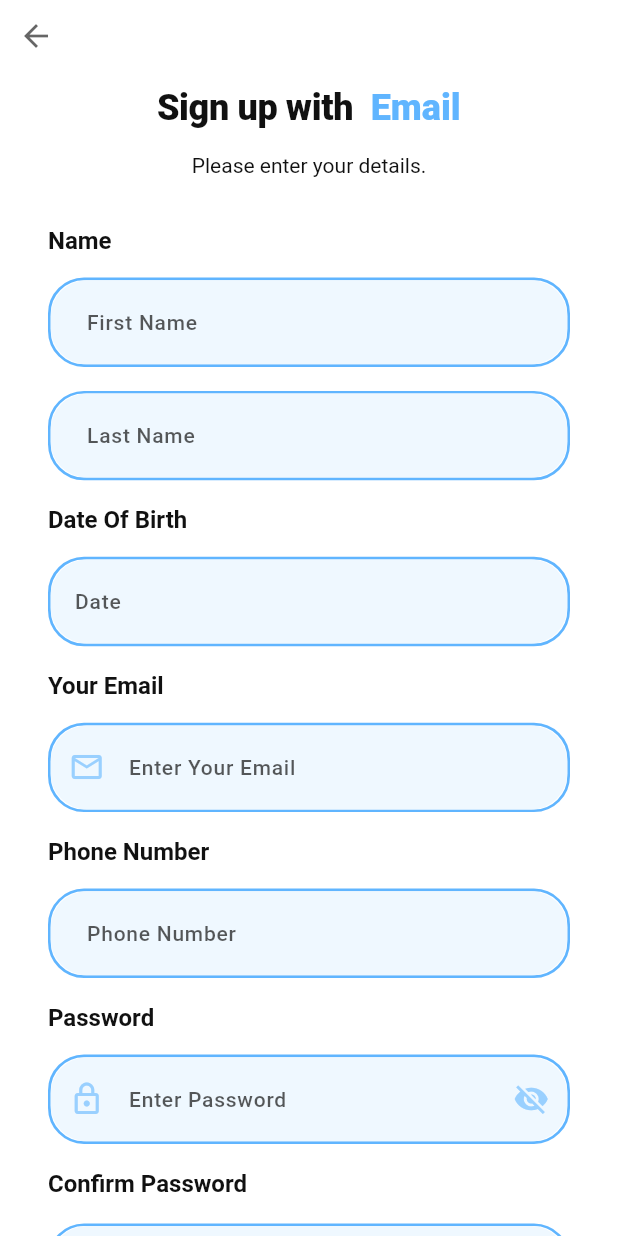
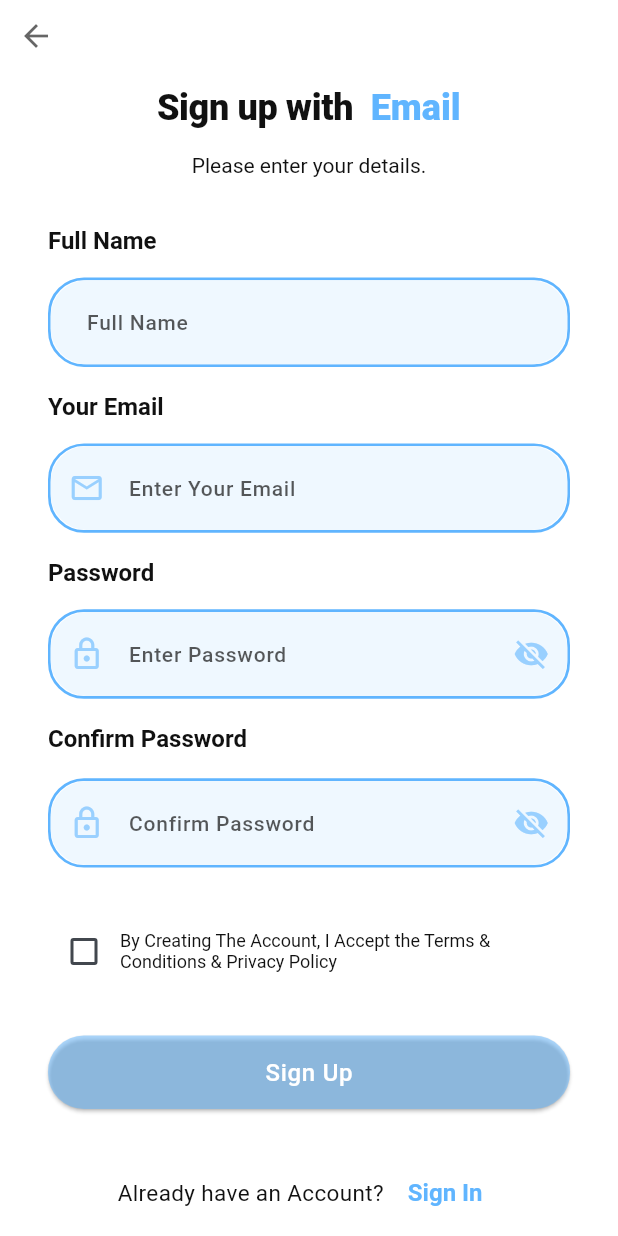
Before and after one commit to shahriartoky0/developer_look_project, a Flutter app: the screen it shows after launch, after a tap on "Sign Up", on a phone screen of 412 x 824 dp. Run offline on Flutter 3.47's test engine with Material 3 defaults, Android fonts, the phone set to English and light mode, and no system bars; our stand-ins replace flutter_svg, get, supabase_flutter; accounts and stored records are empty; Roboto replaces fonts that are missing (quicksand).

Commit message:
UI: setting up

```diff
--- a/lib/utilities/app_strings.dart
+++ b/lib/utilities/app_strings.dart
@@ -24,15 +24,14 @@ class AppString {
   static const String firstName = 'First Name';
   static const String lastName = 'Last Name';
   static const String name = 'Name';
-  static const String dateOfBirth = 'Date Of Birth';
-  static const String date = 'Date';
+  static const String fullName = 'Full Name';
+
 
   static const String enterUserName = 'Enter Username';
 
   static const String phoneNumber = 'Phone Number';
 
-  static const String phoneNumberHintText = '(+44) 20 12345629';
-  static const String confirmPassword = 'Confirm Password';
+   static const String confirmPassword = 'Confirm Password';
   static const String byCreatingAnAccountIAcceptTheTermsConditions =
       'By Creating The Account, I Accept the Terms & Conditions & Privacy Policy ';
   static const String alreadyHaveAnAccount = 'Already have an Account? ';
--- a/lib/views/base/components/reusable_date_picker_field.dart
+++ /dev/null
@@ -1,92 +0,0 @@
-import 'package:flutter/material.dart';
-
-class ReusableDatePickerField extends StatefulWidget {
-  final String hintText;
-  final TextEditingController? controller;
-  final FormFieldValidator<String>? validator;
-  final DateTime? initialDate;
-  final DateTime? firstDate;
-  final DateTime? lastDate;
-  final Color? color;
-
-  const ReusableDatePickerField({
-    Key? key,
-    required this.hintText,
-    this.controller,
-    this.validator,
-    this.initialDate,
-    this.firstDate,
-    this.lastDate,
-    this.color = Colors.white,
-  }) : super(key: key);
-
-  @override
-  _ReusableDatePickerFieldState createState() =>
-      _ReusableDatePickerFieldState();
-}
-
-class _ReusableDatePickerFieldState extends State<ReusableDatePickerField> {
-  late TextEditingController _controller;
-
-  @override
-  void initState() {
-    super.initState();
-    // Use provided controller or create a new one.
-    _controller = widget.controller ?? TextEditingController();
-  }
-
-  @override
-  void dispose() {
-    // Dispose only if we created it.
-    if (widget.controller == null) {
-      _controller.dispose();
-    }
-    super.dispose();
-  }
-
-  Future<void> _selectDate() async {
-    DateTime now = DateTime.now();
-    final DateTime initial = widget.initialDate ?? now;
-    final DateTime first = widget.firstDate ?? DateTime(1900);
-    final DateTime last = widget.lastDate ?? DateTime(2100);
-
-    final DateTime? pickedDate = await showDatePicker(
-      context: context,
-      initialDate: initial,
-      firstDate: first,
-      lastDate: last,
-    );
-
-    if (pickedDate != null) {
-      // Format the date as DD-MM-YYYY.
-      final String formattedDate =
-          "${pickedDate.day.toString().padLeft(2, '0')}-${pickedDate.month.toString().padLeft(2, '0')}-${pickedDate.year}";
-      setState(() {
-        _controller.text = formattedDate;
-      });
-    }
-  }
-
-  @override
-  Widget build(BuildContext context) {
-    return Container(
-      decoration: BoxDecoration(
-        color: widget.color,
-        borderRadius: BorderRadius.circular(24),
-      ),
-      child: GestureDetector(
-        onTap: _selectDate,
-        child: AbsorbPointer(
-          child: TextFormField(
-            controller: _controller,
-            validator: widget.validator,
-            decoration: InputDecoration(
-              hintText: widget.hintText,
-              border: InputBorder.none,
-            ),
-          ),
-        ),
-      ),
-    );
-  }
-}
--- a/lib/views/screens/auth/sign_in_page.dart
+++ b/lib/views/screens/auth/sign_in_page.dart
@@ -7,7 +7,6 @@ import '../../base/components/custom_text.dart';
 import '../../base/components/custom_text_field.dart';
 import '../../base/components/primary_button.dart';
 import '../../base/widgets/app_custom_textfield.dart';
-import 'forgot_password_page.dart';
 
 class SignInPage extends StatefulWidget {
   const SignInPage({super.key});
@@ -96,25 +95,8 @@ class _SignInPageState extends State<SignInPage> {
                     ),
                   ),
 
-                  const SizedBox(height: 16),
-                  Row(
-                    mainAxisAlignment: MainAxisAlignment.end,
-                    children: <Widget>[
-                      TextButton(
-                        onPressed: () {
-                          Get.to(const ForgotPasswordScreen());
-                        },
-                        child: Text(
-                          AppString.forgotPassword,
-                          style: Theme.of(
-                            context,
-                          ).textTheme.displayMedium?.copyWith(color: AppColors.black),
-                          textAlign: TextAlign.end,
-                        ),
-                      ),
-                    ],
-                  ),
-                  const SizedBox(height: 16),
+
+                  const SizedBox(height: 48),
 
                   PrimaryButton(
                     buttonText: AppString.signIn,
--- a/lib/views/screens/auth/sign_up_page.dart
+++ b/lib/views/screens/auth/sign_up_page.dart
@@ -7,7 +7,6 @@ import '../../../utilities/app_colors.dart';
 import '../../../utilities/app_strings.dart';
 import '../../base/components/custom_text.dart';
 import '../../base/components/custom_text_field.dart';
-import '../../base/components/reusable_date_picker_field.dart';
 import '../../base/widgets/app_custom_textfield.dart';
 import '../../base/widgets/custom_appbar.dart';
 
@@ -20,12 +19,10 @@ class SignUpPage extends StatefulWidget {
 
 class _SignUpPageState extends State<SignUpPage> {
   final TextEditingController _firstNameTEController = TextEditingController();
-  final TextEditingController _lastNameTEController = TextEditingController();
-  final TextEditingController _dateTEController = TextEditingController();
   final TextEditingController _emailTEController = TextEditingController();
-  final TextEditingController _phoneTEController = TextEditingController();
   final TextEditingController _passwordTEController = TextEditingController();
-  final TextEditingController _confirmPasswordTEController = TextEditingController();
+  final TextEditingController _confirmPasswordTEController =
+      TextEditingController();
   final GlobalKey<FormState> _formKey = GlobalKey<FormState>();
 
   bool _isChecked = false;
@@ -59,19 +56,21 @@ class _SignUpPageState extends State<SignUpPage> {
                       Center(
                         child: Text(
                           'Please enter your details.',
-                          style: Theme.of(
-                            context,
-                          ).textTheme.displayMedium?.copyWith(color: AppColors.black),
+                          style: Theme.of(context).textTheme.displayMedium
+                              ?.copyWith(color: AppColors.black),
                           maxLines: 1,
                           overflow: TextOverflow.ellipsis,
                         ),
                       ),
                       const SizedBox(height: 32),
-                      Text(AppString.name, style: Theme.of(context).textTheme.headlineMedium),
+                      Text(
+                        AppString.fullName,
+                        style: Theme.of(context).textTheme.headlineMedium,
+                      ),
                       const SizedBox(height: 14),
                       AppCustomContainerField(
                         containerChild: MyTextFormFieldWithIcon(
-                          formHintText: AppString.firstName,
+                          formHintText: AppString.fullName,
 
                           controller: _firstNameTEController,
                           validator: (String? value) {
@@ -83,51 +82,19 @@ class _SignUpPageState extends State<SignUpPage> {
                         ),
                       ),
                       const SizedBox(height: 16),
-                      AppCustomContainerField(
-                        containerChild: MyTextFormFieldWithIcon(
-                          formHintText: AppString.lastName,
 
-                          controller: _lastNameTEController,
-                          validator: (String? value) {
-                            if (value?.isEmpty ?? true) {
-                              return '${AppString.pleaseEnterYour} ${AppString.lastName} !!';
-                            }
-                            return null;
-                          },
-                        ),
-                      ),
-                      const SizedBox(height: 16),
-
-                      /// =================== Date of birth =======>
                       Text(
-                        AppString.dateOfBirth,
+                        AppString.yourEmail,
                         style: Theme.of(context).textTheme.headlineMedium,
                       ),
-                      const SizedBox(height: 14),
-                      Container(
-                        decoration: BoxDecoration(
-                          borderRadius: BorderRadius.circular(24),
-                          border: Border.all(color: AppColors.primaryColor, width: 1.8),
-                        ),
-                        child: ReusableDatePickerField(
-                          color: const Color(0xFFEFF8FF),
-                          hintText: AppString.date,
-                          controller: _dateTEController,
-                          validator: (String? value) {
-                            if (value == null || value.isEmpty) {
-                              return 'Please select a date!';
-                            }
-                            return null;
-                          },
-                        ),
-                      ),
-                      const SizedBox(height: 16),
-                      Text(AppString.yourEmail, style: Theme.of(context).textTheme.headlineMedium),
                       const SizedBox(height: 14),
 
                       MyTextFormFieldWithIcon(
                         formHintText: AppString.enterYourEmail,
-                        prefixIcon: const Icon(Icons.mail_outline, color: AppColors.primaryColor),
+                        prefixIcon: const Icon(
+                          Icons.mail_outline,
+                          color: AppColors.primaryColor,
+                        ),
                         controller: _emailTEController,
                         validator: (String? value) {
                           if (value?.isEmpty ?? true) {
@@ -139,26 +106,9 @@ class _SignUpPageState extends State<SignUpPage> {
 
                       const SizedBox(height: 16),
                       Text(
-                        AppString.phoneNumber,
+                        AppString.password,
                         style: Theme.of(context).textTheme.headlineMedium,
                       ),
-                      const SizedBox(height: 14),
-                      AppCustomContainerField(
-                        containerChild: MyTextFormFieldWithIcon(
-                          formHintText: AppString.phoneNumber,
-                          keyBoardType: TextInputType.number,
-
-                          controller: _phoneTEController,
-                          validator: (String? value) {
-                            if (value?.isEmpty ?? true) {
-                              return '${AppString.pleaseEnterYour}${AppString.phoneNumber} !!';
-                            }
-                            return null;
-                          },
-                        ),
-                      ),
-                      const SizedBox(height: 16),
-                      Text(AppString.password, style: Theme.of(context).textTheme.headlineMedium),
                       const SizedBox(height: 14),
                       AppCustomContainerField(
                         containerChild: MyTextFormFieldWithIcon(
@@ -222,8 +172,11 @@ class _SignUpPageState extends State<SignUpPage> {
                                 });
                               },
                               child: Text(
-                                AppString.byCreatingAnAccountIAcceptTheTermsConditions,
-                                style: Theme.of(context).textTheme.displayMedium?.copyWith(
+                                AppString
+                                    .byCreatingAnAccountIAcceptTheTermsConditions,
+                                style: Theme.of(
+                                  context,
+                                ).textTheme.displayMedium?.copyWith(
                                   color: AppColors.black,
                                   fontSize: 12,
                                 ),
@@ -240,7 +193,9 @@ class _SignUpPageState extends State<SignUpPage> {
                             backgroundColor:
                                 _isChecked
                                     ? AppColors.primaryColor
-                                    : AppColors.primaryColor.withValues(alpha: .5),
+                                    : AppColors.primaryColor.withValues(
+                                      alpha: .5,
+                                    ),
                           ),
                           onPressed: () {
                             FocusScope.of(context).unfocus();
@@ -273,7 +228,9 @@ class _SignUpPageState extends State<SignUpPage> {
                               },
                               child: Text(
                                 AppString.signIn,
-                                style: Theme.of(context).textTheme.headlineMedium!.copyWith(
+                                style: Theme.of(
+                                  context,
+                                ).textTheme.headlineMedium!.copyWith(
                                   fontWeight: FontWeight.bold,
                                   color: AppColors.primaryColor,
                                 ),
@@ -295,11 +252,7 @@ class _SignUpPageState extends State<SignUpPage> {
 
   void clearTextFields() {
     _firstNameTEController.clear();
-    _lastNameTEController.clear();
-    _dateTEController.clear();
     _emailTEController.clear();
-
-    _phoneTEController.clear();
 
     _passwordTEController.clear();
 
@@ -309,10 +262,7 @@ class _SignUpPageState extends State<SignUpPage> {
   @override
   void dispose() {
     _firstNameTEController.dispose();
-    _lastNameTEController.dispose();
-    _dateTEController.dispose();
     _emailTEController.dispose();
-    _phoneTEController.dispose();
     _passwordTEController.dispose();
     _confirmPasswordTEController.dispose();
     super.dispose();
```
Also changed, not shown: lib/views/base/components/custom_pin_code_field.dart (deleted, +0 -38 lines), lib/views/screens/auth/forgot_password_page.dart (deleted, +0 -98 lines), lib/views/screens/auth/reset_password.dart (deleted, +0 -142 lines), lib/views/screens/auth/verify_mail.dart (deleted, +0 -170 lines).
